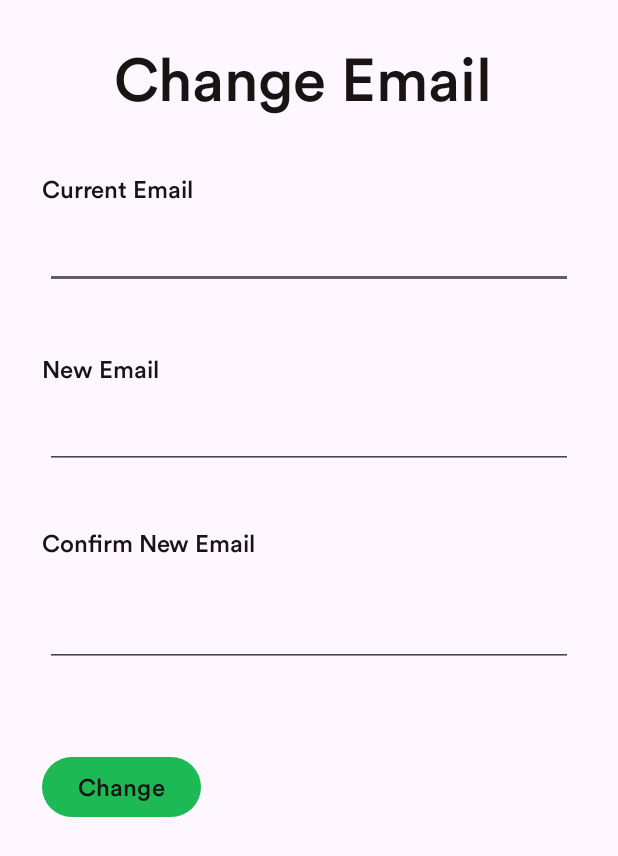
After one commit to ajiang4138/Wrappedify, an Android app: the layout edit_email.xml on its own in the app's theme, with its tools: preview values and no code run, on a phone screen of 412 x 824 dp. The commit adds this screen. Shown: the top 856 px of the screen. Run offline under Robolectric (Android 15) with nearby library versions, the phone set to English and light mode, and no system bars.

Commit message:
edit account xmls and dark mode fix

```diff
--- /dev/null
+++ b/app/src/main/res/layout/edit_email.xml
@@ -0,0 +1,96 @@
+<?xml version="1.0" encoding="utf-8"?>
+<androidx.constraintlayout.widget.ConstraintLayout xmlns:android="http://schemas.android.com/apk/res/android"
+    xmlns:app="http://schemas.android.com/apk/res-auto"
+    xmlns:tools="http://schemas.android.com/tools"
+    android:layout_width="match_parent"
+    android:layout_height="match_parent" >
+
+
+    <TextView
+        android:id="@+id/title"
+        android:layout_width="wrap_content"
+        android:layout_height="wrap_content"
+        android:layout_marginStart="76dp"
+        android:layout_marginTop="28dp"
+        android:text="Change Email"
+        android:textSize="40dp"
+
+        app:layout_constraintStart_toStartOf="parent"
+        app:layout_constraintTop_toTopOf="parent" />
+
+    <TextView
+        android:id="@+id/textView2"
+        android:layout_width="wrap_content"
+        android:layout_height="wrap_content"
+        android:layout_marginStart="28dp"
+        android:layout_marginTop="236dp"
+        android:text="New Email"
+        app:layout_constraintStart_toStartOf="parent"
+        app:layout_constraintTop_toTopOf="parent" />
+
+    <EditText
+        android:id="@+id/editTextPassword1"
+        android:layout_width="match_parent"
+        android:layout_height="wrap_content"
+        android:layout_marginHorizontal="30dp"
+        android:layout_marginTop="16dp"
+        android:ems="10"
+        android:inputType="textPassword"
+        app:layout_constraintLeft_toLeftOf="@id/title"
+        app:layout_constraintTop_toBottomOf="@id/textView1" />
+
+    <TextView
+        android:id="@+id/textView1"
+        android:layout_width="wrap_content"
+        android:layout_height="wrap_content"
+        android:layout_marginStart="28dp"
+        android:layout_marginTop="116dp"
+        android:text="Current Email"
+        app:layout_constraintStart_toStartOf="parent"
+        app:layout_constraintTop_toTopOf="parent" />
+
+    <EditText
+        android:id="@+id/editTextPassword2"
+        android:layout_width="match_parent"
+        android:layout_height="wrap_content"
+        android:layout_marginHorizontal="30dp"
+        android:layout_marginTop="16dp"
+        android:ems="10"
+        android:inputType="textPassword"
+        tools:layout_editor_absoluteX="30dp"
+        tools:layout_editor_absoluteY="281dp"
+        app:layout_constraintLeft_toLeftOf="@id/title"
+        app:layout_constraintTop_toBottomOf="@id/textView2"/>
+
+    <TextView
+        android:id="@+id/textView3"
+        android:layout_width="wrap_content"
+        android:layout_height="wrap_content"
+        android:layout_marginStart="28dp"
+        android:layout_marginTop="352dp"
+        android:text="Confirm New Email"
+        app:layout_constraintStart_toStartOf="parent"
+        app:layout_constraintTop_toTopOf="parent" />
+
+
+    <EditText
+        android:id="@+id/editTextPassword3"
+        android:layout_width="match_parent"
+        android:layout_height="wrap_content"
+        android:layout_marginHorizontal="30dp"
+        android:layout_marginTop="148dp"
+        android:ems="10"
+        android:inputType="textPassword"
+        app:layout_constraintLeft_toLeftOf="@id/title"
+        app:layout_constraintTop_toBottomOf="@id/textView2" />
+
+    <Button
+        android:id="@+id/button2"
+        android:layout_width="wrap_content"
+        android:layout_height="wrap_content"
+        android:layout_marginTop="188dp"
+        android:text="Change"
+        app:layout_constraintLeft_toLeftOf="@id/textView1"
+        app:layout_constraintTop_toBottomOf="@id/editTextPassword2" />
+
+</androidx.constraintlayout.widget.ConstraintLayout>
--- a/app/src/main/res/layout/settings.xml
+++ b/app/src/main/res/layout/settings.xml
@@ -3,7 +3,6 @@
     xmlns:tools="http://schemas.android.com/tools"
     android:layout_width="match_parent"
     android:layout_height="match_parent"
-    android:background="@color/spotify_black"
     android:orientation="vertical"
     tools:context=".Settings">
 
@@ -100,7 +99,6 @@
                         android:layout_marginStart="20dp"
                         android:layout_toEndOf="@id/nightModeIcon"
                         android:text="Night Mode"
-                        android:textColor="#FFFFFF"
                         android:textStyle="bold" />
 
                     <androidx.appcompat.widget.SwitchCompat
@@ -135,7 +133,6 @@
                         android:layout_marginStart="20dp"
                         android:layout_toEndOf="@id/notificationIcon"
                         android:text="Notifications"
-                        android:textColor="#FFFFFF"
                         android:textStyle="bold" />
 
                     <androidx.appcompat.widget.SwitchCompat
@@ -169,7 +166,6 @@
                         android:layout_marginStart="20dp"
                         android:layout_toEndOf="@id/privateAccountIcon"
                         android:text="Private Account"
-                        android:textColor="#FFFFFF"
                         android:textStyle="bold" />
 
                     <androidx.appcompat.widget.SwitchCompat
@@ -215,7 +211,6 @@
                         android:layout_marginStart="20dp"
                         android:layout_toEndOf="@id/securityIcon"
                         android:text="Security &amp; Privacy"
-                        android:textColor="#FFFFFF"
                         android:textStyle="bold" />
 
                     <ImageView
```
Also changed, not shown: app/src/main/res/layout/edit_password.xml (added, +96 -0 lines), app/src/main/res/layout/update_account.xml (+37 -0 lines).
